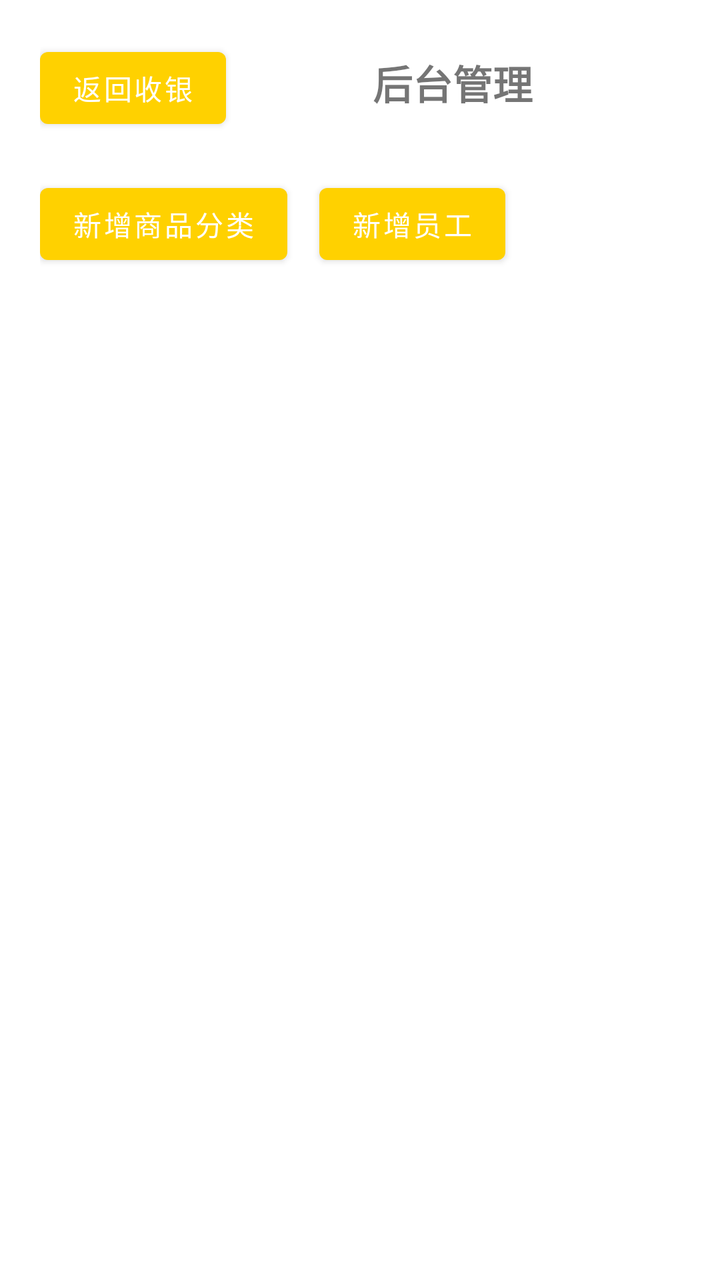
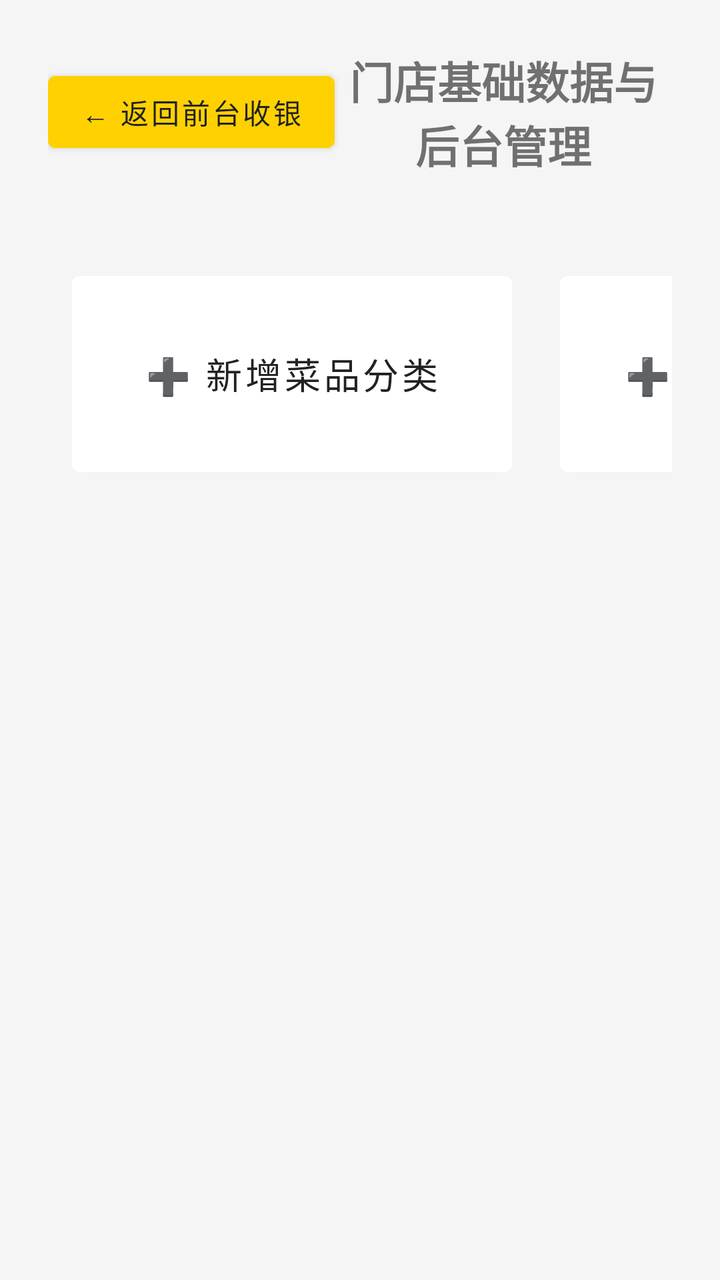

Compare the two renders of this Android layout. The source of the first and the diff that turns it into the second are given below.
<!-- AndroidManifest.xml: application theme Theme.MeituanPosLite -->
<!-- res/layout/activity_manage.xml -->
<?xml version="1.0" encoding="utf-8"?>
<LinearLayout xmlns:android="http://schemas.android.com/apk/res/android"
    android:layout_width="match_parent"
    android:layout_height="match_parent"
    android:orientation="vertical"
    android:padding="20dp">

    <LinearLayout
        android:layout_width="match_parent"
        android:layout_height="wrap_content"
        android:orientation="horizontal">
        <Button
            android:id="@+id/btnBack"
            android:layout_width="wrap_content"
            android:layout_height="wrap_content"
            android:text="返回收银"/>
        <TextView
            android:layout_width="0dp"
            android:layout_height="wrap_content"
            android:layout_weight="1"
            android:text="后台管理"
            android:textSize="20sp"
            android:textStyle="bold"
            android:gravity="center"/>
    </LinearLayout>

    <LinearLayout
        android:layout_width="match_parent"
        android:layout_height="wrap_content"
        android:orientation="horizontal"
        android:layout_marginTop="20dp">
        <Button
            android:id="@+id/btnAddCategory"
            android:layout_width="wrap_content"
            android:layout_height="wrap_content"
            android:text="新增商品分类"/>
        <Button
            android:id="@+id/btnAddStaff"
            android:layout_width="wrap_content"
            android:layout_height="wrap_content"
            android:layout_marginStart="16dp"
            android:text="新增员工"/>
    </LinearLayout>
</LinearLayout>
<!-- resources referenced by this layout -->
<resources>
  <style name="Theme.MeituanPosLite" parent="Theme.MaterialComponents.Light.NoActionBar">
          <item name="colorPrimary">@color/meituan_yellow</item>
          <item name="colorSecondary">#333333</item>
          <item name="android:statusBarColor">#FFD100</item>
      </style>
  <color name="meituan_yellow">#FFD100</color>
</resources>

<!-- the commit's change to res/layout/activity_manage.xml (unified diff, before → after) -->
@@ -3,42 +3,67 @@
     android:layout_width="match_parent"
     android:layout_height="match_parent"
     android:orientation="vertical"
-    android:padding="20dp">
+    android:background="#F5F5F5"
+    android:padding="24dp">
 
+    
     <LinearLayout
         android:layout_width="match_parent"
         android:layout_height="wrap_content"
+        android:gravity="center_vertical"
         android:orientation="horizontal">
         <Button
             android:id="@+id/btnBack"
             android:layout_width="wrap_content"
             android:layout_height="wrap_content"
-            android:text="返回收银"/>
+            android:text="← 返回前台收银"
+            android:textColor="#222222"
+            android:backgroundTint="#FFD100"/>
         <TextView
             android:layout_width="0dp"
             android:layout_height="wrap_content"
             android:layout_weight="1"
-            android:text="后台管理"
-            android:textSize="20sp"
+            android:text="门店基础数据与后台管理"
+            android:textSize="22sp"
             android:textStyle="bold"
             android:gravity="center"/>
     </LinearLayout>
 
-    <LinearLayout
+    
+    <GridLayout
         android:layout_width="match_parent"
         android:layout_height="wrap_content"
-        android:orientation="horizontal"
-        android:layout_marginTop="20dp">
+        android:layout_marginTop="32dp"
+        android:columnCount="3">
+
         <Button
             android:id="@+id/btnAddCategory"
-            android:layout_width="wrap_content"
-            android:layout_height="wrap_content"
-            android:text="新增商品分类"/>
+            android:layout_width="220dp"
+            android:layout_height="110dp"
+            android:layout_margin="12dp"
+            android:text="➕ 新增菜品分类"
+            android:textSize="18sp"
+            android:textColor="#222222"
+            android:backgroundTint="#FFFFFF"/>
+
+        <Button
+            android:id="@+id/btnAddProduct"
+            android:layout_width="220dp"
+            android:layout_height="110dp"
+            android:layout_margin="12dp"
+            android:text="➕ 新增商品/菜品"
+            android:textSize="18sp"
+            android:textColor="#222222"
+            android:backgroundTint="#FFFFFF"/>
+
         <Button
             android:id="@+id/btnAddStaff"
-            android:layout_width="wrap_content"
-            android:layout_height="wrap_content"
-            android:layout_marginStart="16dp"
-            android:text="新增员工"/>
-    </LinearLayout>
+            android:layout_width="220dp"
+            android:layout_height="110dp"
+            android:layout_margin="12dp"
+            android:text="👤 新增收银员工"
+            android:textSize="18sp"
+            android:textColor="#222222"
+            android:backgroundTint="#FFFFFF"/>
+    </GridLayout>
 </LinearLayout>
